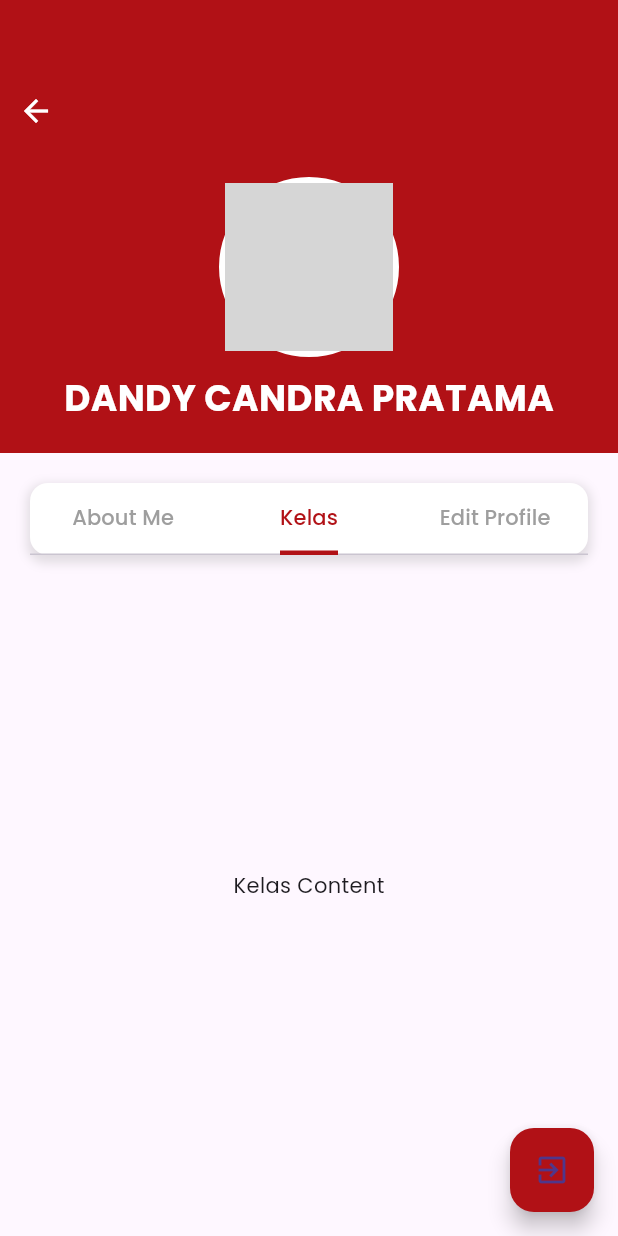
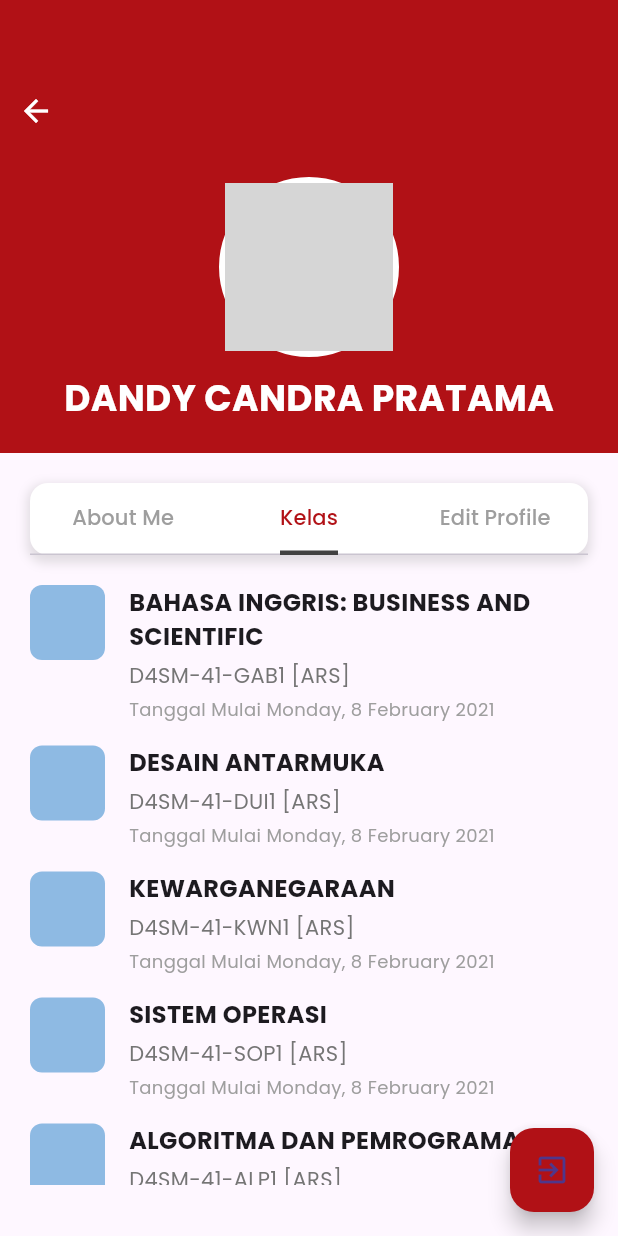
Before and after one commit to susirahma/lms, a Flutter app: the ProfilePage screen opened directly, tab 2 chosen, on a phone screen of 412 x 824 dp. Run offline on Flutter 3.47's test engine with Material 3 defaults, Android fonts, the phone set to English and light mode, and no system bars; our stand-ins replace google_fonts; network calls fail; grey boxes are pictures that could not be loaded.

Commit message:
menambahkan isi dari kelas

```diff
--- a/lib/profile_page.dart
+++ b/lib/profile_page.dart
@@ -88,8 +88,8 @@ class _ProfilePageState extends State<ProfilePage> with SingleTickerProviderStat
               ),
               child: TabBar(
                 controller: _tabController,
-                indicator: const UnderlineTabIndicator(
-                  borderSide: BorderSide(width: 3.0, color: Color(0xFFB11116)),
+                indicator: UnderlineTabIndicator(
+                  borderSide: BorderSide(width: 3.0, color: Colors.grey[800]!),
                 ),
                 labelColor: const Color(0xFFB11116),
                 unselectedLabelColor: Colors.grey,
@@ -191,7 +191,87 @@ class _ProfilePageState extends State<ProfilePage> with SingleTickerProviderStat
                     ),
                   ),
                   // Kelas Tab
-                  const Center(child: Text('Kelas Content')),
+                  ListView.builder(
+                    padding: const EdgeInsets.symmetric(horizontal: 20),
+                    itemCount: 5,
+                    itemBuilder: (context, index) {
+                      final courses = [
+                        {
+                          'name': 'BAHASA INGGRIS: BUSINESS AND SCIENTIFIC',
+                          'code': 'D4SM-41-GAB1 [ARS]',
+                          'date': 'Tanggal Mulai Monday, 8 February 2021'
+                        },
+                        {
+                          'name': 'DESAIN ANTARMUKA',
+                          'code': 'D4SM-41-DUI1 [ARS]',
+                          'date': 'Tanggal Mulai Monday, 8 February 2021'
+                        },
+                        {
+                          'name': 'KEWARGANEGARAAN',
+                          'code': 'D4SM-41-KWN1 [ARS]',
+                          'date': 'Tanggal Mulai Monday, 8 February 2021'
+                        },
+                        {
+                          'name': 'SISTEM OPERASI',
+                          'code': 'D4SM-41-SOP1 [ARS]',
+                          'date': 'Tanggal Mulai Monday, 8 February 2021'
+                        },
+                        {
+                          'name': 'ALGORITMA DAN PEMROGRAMAN',
+                          'code': 'D4SM-41-ALP1 [ARS]',
+                          'date': 'Tanggal Mulai Monday, 8 February 2021'
+                        },
+                      ];
+                      final course = courses[index];
+                      return Padding(
+                        padding: const EdgeInsets.only(bottom: 16),
+                        child: Row(
+                          crossAxisAlignment: CrossAxisAlignment.start,
+                          children: [
+                            Container(
+                              width: 50,
+                              height: 50,
+                              decoration: BoxDecoration(
+                                color: const Color(0xFF8EBAE3),
+                                borderRadius: BorderRadius.circular(8),
+                              ),
+                            ),
+                            const SizedBox(width: 16),
+                            Expanded(
+                              child: Column(
+                                crossAxisAlignment: CrossAxisAlignment.start,
+                                children: [
+                                  Text(
+                                    course['name'] as String,
+                                    style: GoogleFonts.poppins(
+                                      fontSize: 16,
+                                      fontWeight: FontWeight.bold,
+                                    ),
+                                  ),
+                                  const SizedBox(height: 4),
+                                  Text(
+                                    course['code'] as String,
+                                    style: GoogleFonts.poppins(
+                                      fontSize: 14,
+                                      color: Colors.grey[600],
+                                    ),
+                                  ),
+                                  const SizedBox(height: 4),
+                                  Text(
+                                    course['date'] as String,
+                                    style: GoogleFonts.poppins(
+                                      fontSize: 12,
+                                      color: Colors.grey,
+                                    ),
+                                  ),
+                                ],
+                              ),
+                            ),
+                          ],
+                        ),
+                      );
+                    },
+                  ),
                   // Edit Profile Tab
                   const Center(child: Text('Edit Profile Content')),
                 ],
```
